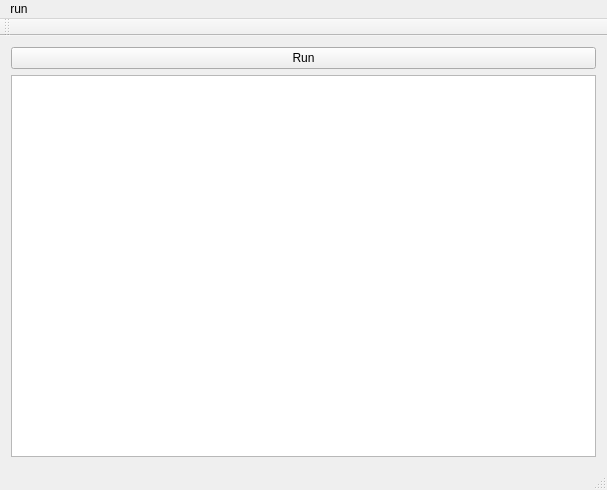
hsaturn/squares, file mainwindow.ui: the form before one commit.
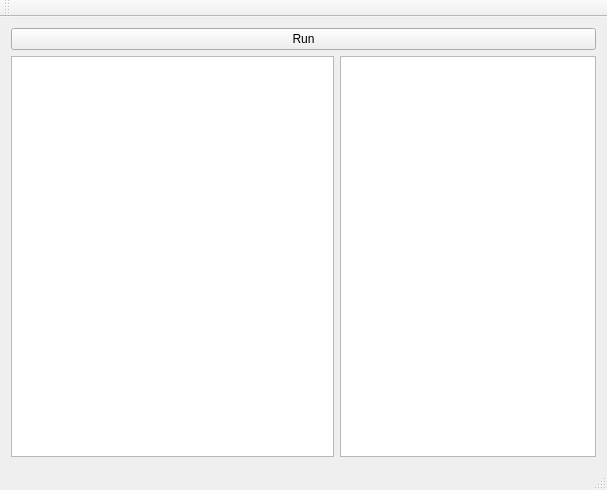
The form after the commit.

Commit message: QListView results

Diff of the .ui file:
```diff
--- a/mainwindow.ui
+++ b/mainwindow.ui
@@ -15,9 +15,6 @@
   </property>
   <widget class="QWidget" name="centralWidget">
    <layout class="QGridLayout" name="gridLayout">
-    <item row="1" column="0">
-     <widget class="QGraphicsView" name="canvas"/>
-    </item>
     <item row="0" column="0">
      <widget class="QPushButton" name="pushButton">
       <property name="text">
@@ -25,24 +22,31 @@
       </property>
      </widget>
     </item>
+    <item row="1" column="0">
+     <layout class="QHBoxLayout" name="horizontalLayout">
+      <item>
+       <widget class="QGraphicsView" name="canvas"/>
+      </item>
+      <item>
+       <widget class="QListView" name="results">
+        <property name="sizePolicy">
+         <sizepolicy hsizetype="Fixed" vsizetype="Expanding">
+          <horstretch>0</horstretch>
+          <verstretch>0</verstretch>
+         </sizepolicy>
+        </property>
+        <property name="minimumSize">
+         <size>
+          <width>20</width>
+          <height>0</height>
+         </size>
+        </property>
+       </widget>
+      </item>
+     </layout>
+    </item>
    </layout>
   </widget>
-  <widget class="QMenuBar" name="menuBar">
-   <property name="geometry">
-    <rect>
-     <x>0</x>
-     <y>0</y>
-     <width>607</width>
-     <height>30</height>
-    </rect>
-   </property>
-   <widget class="QMenu" name="menurun">
-    <property name="title">
-     <string>run</string>
-    </property>
-   </widget>
-   <addaction name="menurun"/>
-  </widget>
   <widget class="QToolBar" name="mainToolBar">
    <attribute name="toolBarArea">
     <enum>TopToolBarArea</enum>
```
Left out of the diff: 18 changed lines with no effect on the pictures. The commit also changes 2 other files.
